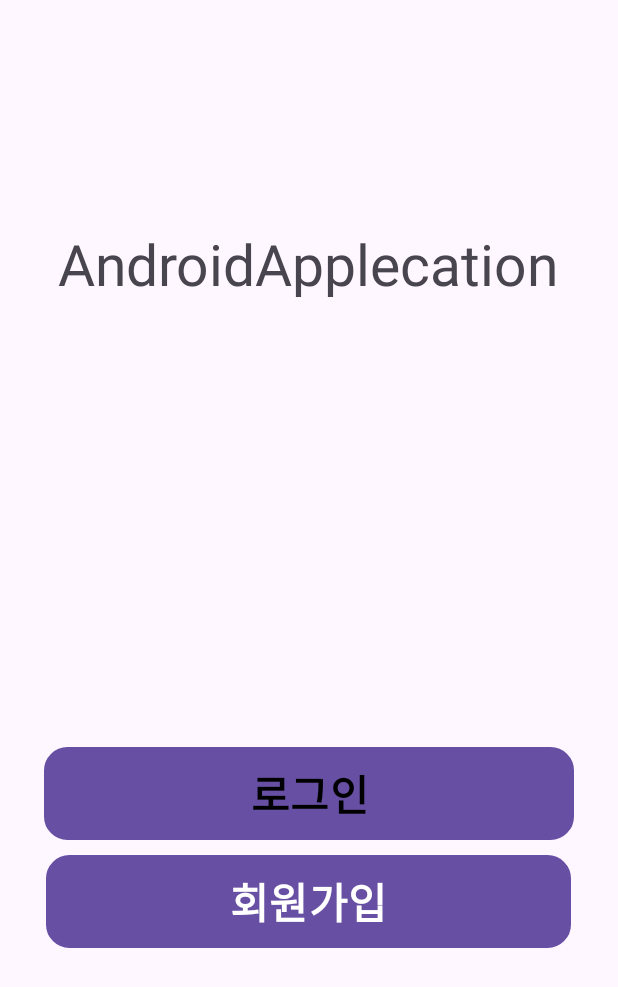
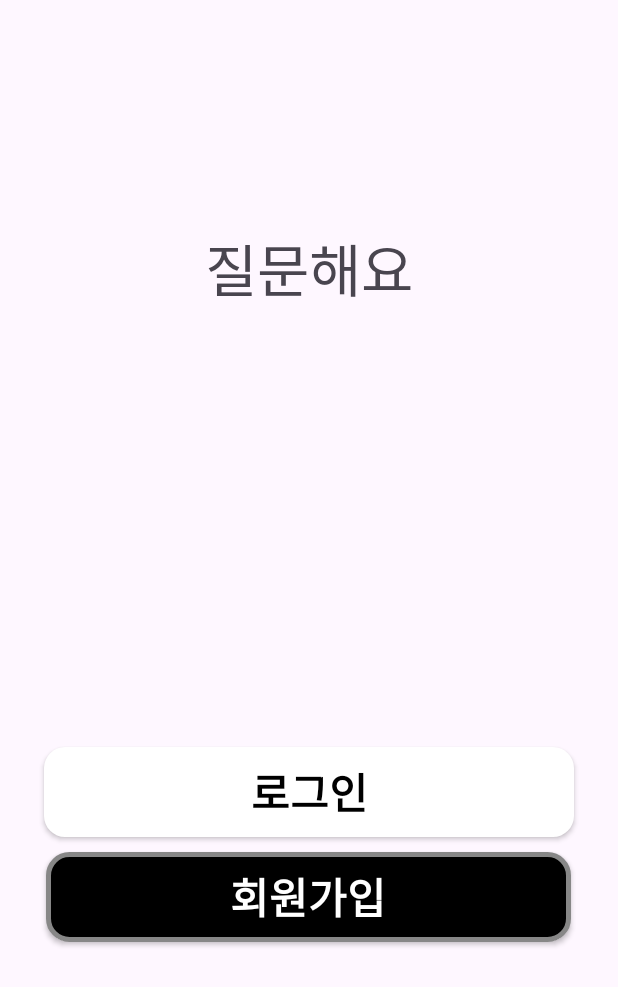
Before and after one commit to JangHwanPark/MobileProject, an Android app: the screen it shows after launch (MainActivity), on a phone screen of 412 x 824 dp. Shown: the top 987 px of the screen. Run offline under Robolectric (Android 15) with nearby library versions, the light colour scheme and no system bars.

Commit message:
feat: 메인페이지 버튼 drawable 내 디자인 파일 적용

```diff
--- a/app/src/main/res/xml/data_extraction_rules.xml
+++ b/app/src/main/res/drawable/white_button.xml
@@ -1,19 +1,23 @@
-<?xml version="1.0" encoding="utf-8"?><!--
-   Sample data extraction rules file; uncomment and customize as necessary.
-   See https://developer.android.com/about/versions/12/backup-restore#xml-changes
-   for details.
--->
-<data-extraction-rules>
-    <cloud-backup>
-        <!-- TODO: Use <include> and <exclude> to control what is backed up.
-        <include .../>
-        <exclude .../>
-        -->
-    </cloud-backup>
-    <!--
-    <device-transfer>
-        <include .../>
-        <exclude .../>
-    </device-transfer>
-    -->
-</data-extraction-rules>
+<?xml version="1.0" encoding="utf-8"?>
+<shape xmlns:android="http://schemas.android.com/apk/res/android" android:shape="rectangle" >
+    <corners
+        android:radius="14dp"
+        />
+    <solid
+        android:color="#FFFFFF"
+        />
+    <padding
+        android:left="0dp"
+        android:top="0dp"
+        android:right="0dp"
+        android:bottom="0dp"
+        />
+    <size
+        android:width="270dp"
+        android:height="60dp"
+        />
+    <!--<stroke
+        android:width="3dp"
+        android:color="#000000"
+        />-->
+</shape>
--- a/app/src/main/res/layout/activity_main.xml
+++ b/app/src/main/res/layout/activity_main.xml
@@ -10,8 +10,8 @@
         android:layout_width="match_parent"
         android:layout_height="match_parent"
         android:orientation="vertical"
-        tools:layout_editor_absoluteX="-27dp"
-        tools:layout_editor_absoluteY="-217dp">
+        tools:layout_editor_absoluteX="161dp"
+        tools:layout_editor_absoluteY="0dp">
 
         <TextView
             android:layout_width="wrap_content"
@@ -19,17 +19,16 @@
             android:layout_gravity="center"
             android:layout_marginTop="150dp"
             android:text="@string/app_name"
-            android:textSize="38sp"/>
+            android:textSize="38sp" />
 
         <!-- marginTop 적용 -->
-        <Button
+        <androidx.appcompat.widget.AppCompatButton
             android:id="@+id/login"
             android:layout_width="353dp"
             android:layout_height="wrap_content"
             android:layout_gravity="center"
             android:layout_marginTop="300dp"
-            android:background="@drawable/rounded_button"
-            android:backgroundTint="@color/white"
+            android:background="@drawable/white_button"
             android:text="@string/login"
             android:textColor="@color/black"
             android:textSize="28sp"
@@ -37,15 +36,15 @@
             tools:layout_editor_absoluteX="30dp"
             tools:layout_editor_absoluteY="488dp" />
 
-        <Button
+        <androidx.appcompat.widget.AppCompatButton
             android:id="@+id/register"
             android:layout_width="350dp"
             android:layout_height="wrap_content"
             android:layout_gravity="center"
             android:layout_marginTop="10dp"
             android:background="@drawable/rounded_button"
-            android:backgroundTint="@color/black"
             android:text="@string/register"
+            android:textColor="#FFF"
             android:textSize="28sp"
             android:textStyle="bold"
             tools:layout_editor_absoluteX="30dp"
--- a/app/src/main/res/values/strings.xml
+++ b/app/src/main/res/values/strings.xml
@@ -1,5 +1,5 @@
 <resources>
-    <string name="app_name">AndroidApplecation</string>
+    <string name="app_name">질문해요</string>
     <string name="login">로그인</string>
     <string name="register">회원가입</string>
 </resources>
```
